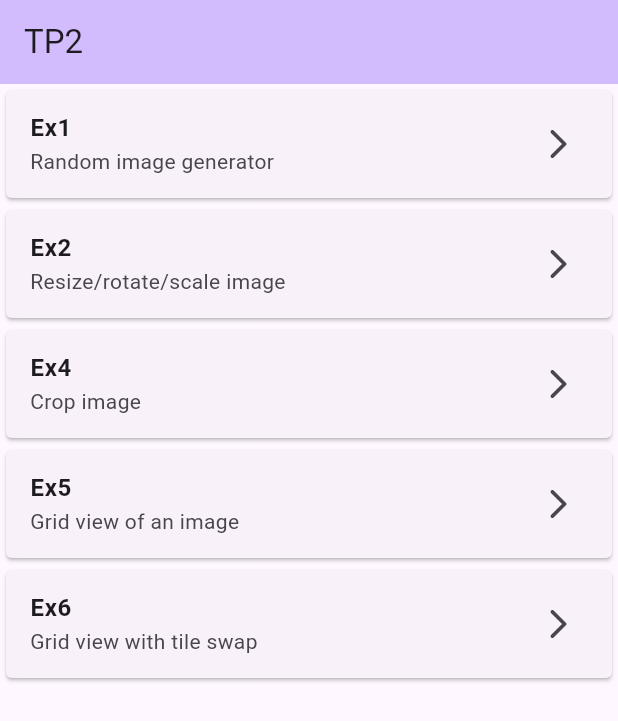
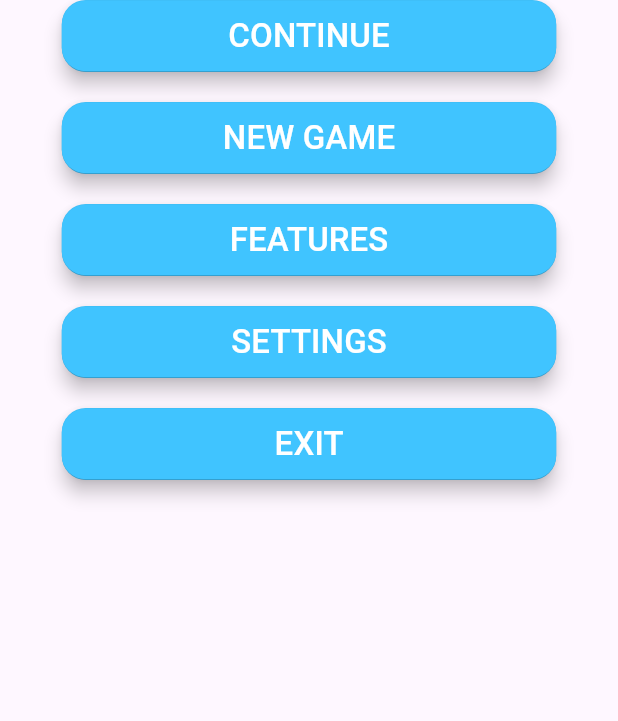
Before and after one commit to Rayyze/UV-AMSE-2025, a Flutter app: the screen it shows after launch, on a phone screen of 412 x 824 dp. Shown: the top 721 px of the screen. Run offline on Flutter 3.47's test engine with Material 3 defaults, Android fonts, the light colour scheme and no system bars; our stand-ins replace shared_preferences.

Commit message:
menu work in progress

```diff
--- a/slideit/lib/main.dart
+++ b/slideit/lib/main.dart
@@ -1,5 +1,8 @@
+import 'dart:io';
+
 import 'package:flutter/material.dart';
 import 'package:slideit/exo.dart';
+import 'package:slideit/styles.dart';
 
 void main() {
   runApp(const MyApp());
@@ -33,39 +36,50 @@ class MyHomePage extends StatefulWidget {
 
 class _MyHomePageState extends State<MyHomePage> {
 
-  Widget getMenuCard(String title, String description, Widget Function() pageBuilder) {
-    return Card(
-      shape: RoundedRectangleBorder(borderRadius: BorderRadius.circular(4)),
-      child: ListTile(
-        trailing: Icon(Icons.arrow_forward_ios_rounded,),
-        title: Text(title, style: TextStyle(fontWeight: FontWeight.bold),),
-        subtitle: Text(description),
-        onTap: (){
-          Navigator.push(
-            context,
-            MaterialPageRoute(builder: (context) => pageBuilder()),
-          );
-        },
-      )
-    );
-  }
-
   @override
   Widget build(BuildContext context) {
+    final double buttonWidth = MediaQuery.of(context).size.width * 0.8;
+    return Scaffold(
+      body: Center(
+        child: Column(
+          children: [
+            CustomTextButton(
+              width: buttonWidth,
+              text: "CONTINUE",
+              action: () {
 
-    return Scaffold(
-      appBar: AppBar(
-        backgroundColor: Theme.of(context).colorScheme.inversePrimary,
-        title: Text(widget.title),
-      ),
-      body: Center(
-        child: ListView(
-          children: [
-            getMenuCard("Ex1", "Random image generator", () => Ex1()),
-            getMenuCard("Ex2", "Resize/rotate/scale image", () => Ex2()),
-            getMenuCard("Ex4", "Crop image", () => Ex4()),
-            getMenuCard("Ex5", "Grid view of an image", () => Ex5()),
-            getMenuCard("Ex6", "Grid view with tile swap", () => Ex6()),
+              },
+            ),
+            SizedBox(height: 20),
+            CustomTextButton(
+              width: buttonWidth,
+              text: "NEW GAME",
+              action: () {
+
+              },
+            ),
+            SizedBox(height: 20),
+            CustomTextButton(
+              width: buttonWidth,
+              text: "FEATURES",
+              action: () {
+                Navigator.push(context, MaterialPageRoute(builder: (context) => ExoPage(title: "Exercices")));
+              },
+            ),
+            SizedBox(height: 20),
+            CustomTextButton(
+              width: buttonWidth,
+              text: "SETTINGS",
+              action: () {
+
+              },
+            ),
+            SizedBox(height: 20),
+            CustomTextButton(
+              width: buttonWidth,
+              text: "EXIT",
+              action: () => Navigator.pop(context),
+            ),
           ],
         ),
       )
--- /dev/null
+++ b/slideit/lib/styles.dart
@@ -0,0 +1,42 @@
+import 'package:flutter/material.dart';
+
+class CustomTextButton extends StatelessWidget {
+  final String text;
+  final VoidCallback action;
+  final Color backgroundColor;
+  final double width;
+
+  const CustomTextButton({
+    super.key,
+    required this.text,
+    required this.width,
+    required this.action,
+    this.backgroundColor = Colors.lightBlueAccent,
+  });
+
+  @override
+  Widget build(BuildContext context) {
+    return Container(
+      width: width,
+      decoration: BoxDecoration(
+        color: backgroundColor,
+        borderRadius: BorderRadius.circular(16),
+      ),
+      child: ElevatedButton(
+        onPressed: action,
+        style: ElevatedButton.styleFrom(
+          backgroundColor: backgroundColor,
+          padding: EdgeInsets.symmetric(horizontal: 16, vertical: 8),
+          shape: RoundedRectangleBorder(
+            borderRadius: BorderRadius.circular(16),
+          ),
+          elevation: 5,
+        ),
+        child: Text(
+          text,
+          style: TextStyle(fontSize: 22, color: Colors.white),
+        ),
+      ),
+    );
+  }
+}
```
Also changed, not shown: slideit/lib/exo.dart (+72 -14 lines).
